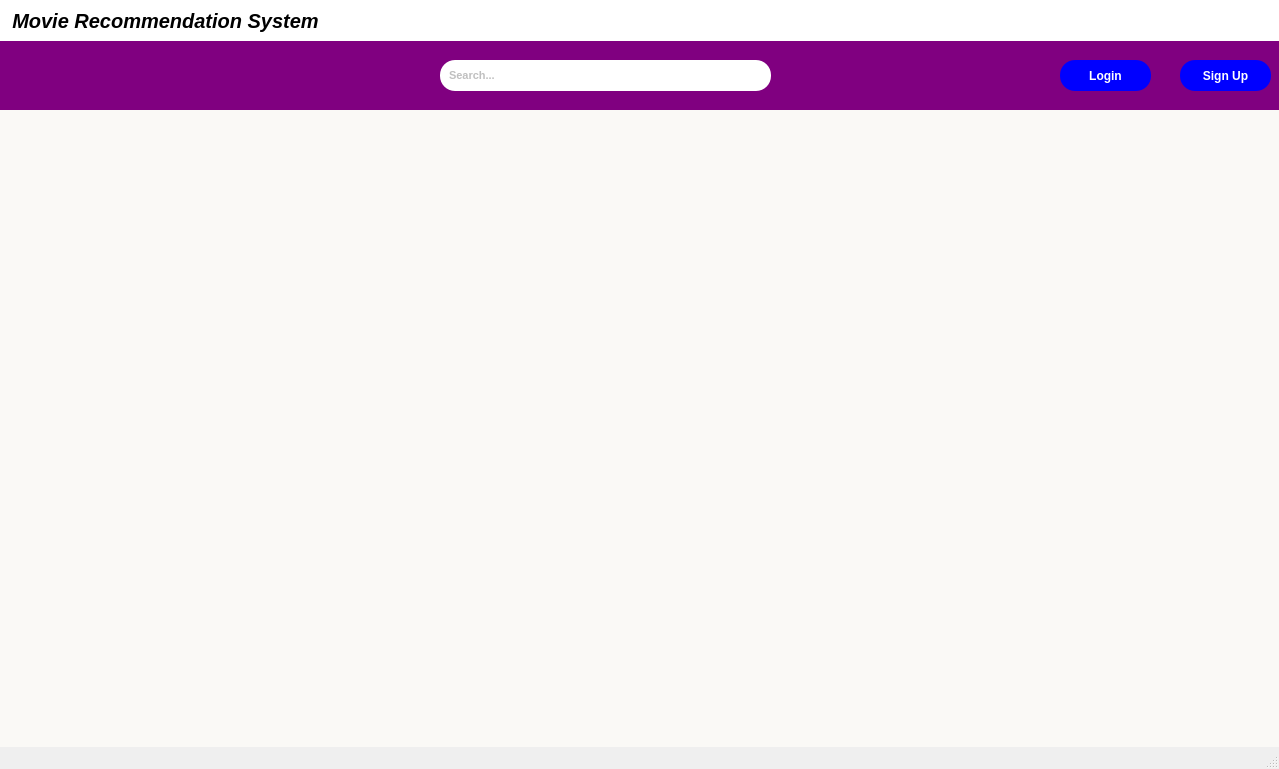
First picture: the form in mainwindow.ui, repository nepalprastut/oopProj, before the edit.
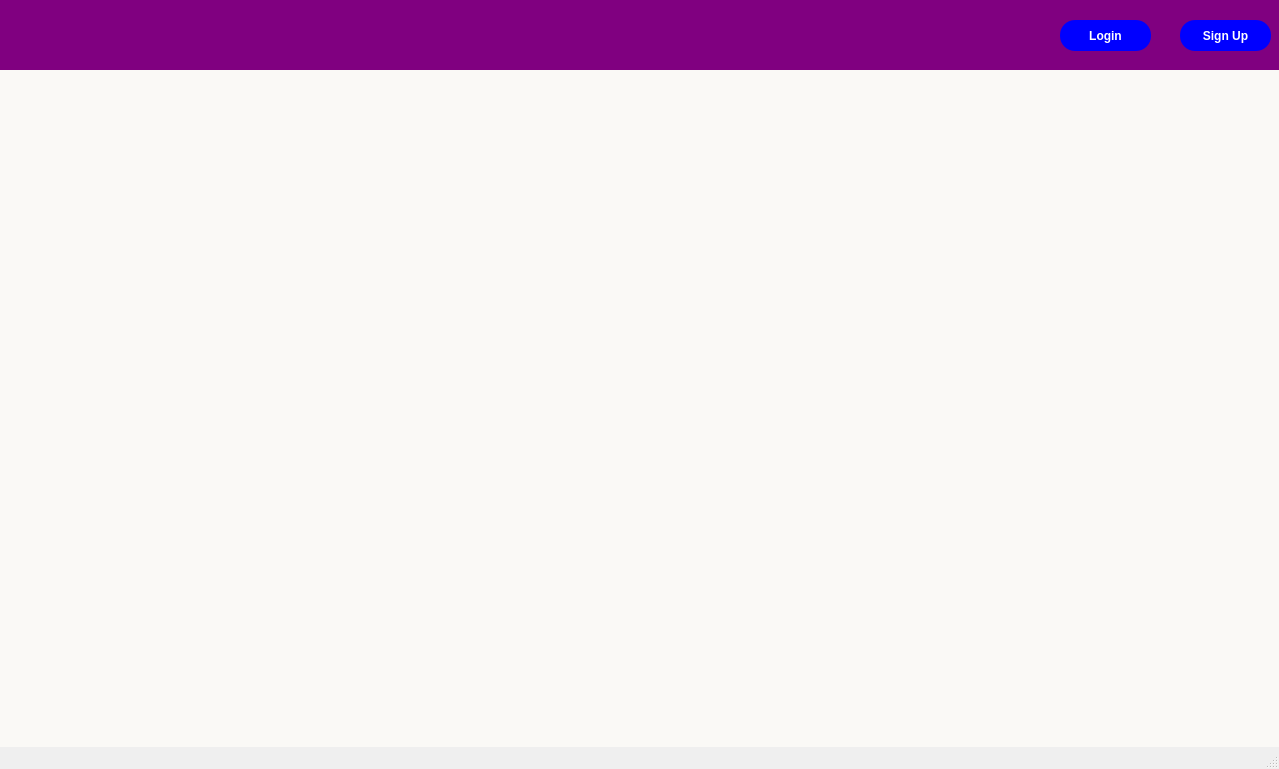
Second picture: the form after the edit. Icons and pictures are not drawn.

Diff of the .ui file:
```diff
--- a/mainwindow.ui
+++ b/mainwindow.ui
@@ -59,7 +59,7 @@
     <property name="geometry">
      <rect>
       <x>0</x>
-      <y>40</y>
+      <y>0</y>
       <width>1281</width>
       <height>71</height>
      </rect>
@@ -68,43 +68,6 @@
      <string notr="true">background-color:purple;
 </string>
     </property>
-    <widget class="QLineEdit" name="lineEdit">
-     <property name="enabled">
-      <bool>true</bool>
-     </property>
-     <property name="geometry">
-      <rect>
-       <x>440</x>
-       <y>20</y>
-       <width>331</width>
-       <height>31</height>
-      </rect>
-     </property>
-     <property name="mouseTracking">
-      <bool>true</bool>
-     </property>
-     <property name="focusPolicy">
-      <enum>Qt::FocusPolicy::ClickFocus</enum>
-     </property>
-     <property name="styleSheet">
-      <string notr="true">font-size:11px;
-font-weight:bold;
-padding-left:7px;
-color:grey;
-background-color:white;
-border-radius:15px;
-</string>
-     </property>
-     <property name="text">
-      <string/>
-     </property>
-     <property name="placeholderText">
-      <string>Search...</string>
-     </property>
-     <property name="clearButtonEnabled">
-      <bool>true</bool>
-     </property>
-    </widget>
     <widget class="QPushButton" name="signup">
      <property name="geometry">
       <rect>
@@ -177,85 +140,13 @@
      </property>
     </widget>
    </widget>
-   <widget class="QWidget" name="widget_3" native="true">
-    <property name="geometry">
-     <rect>
-      <x>0</x>
-      <y>0</y>
-      <width>1281</width>
-      <height>41</height>
-     </rect>
-    </property>
-    <property name="styleSheet">
-     <string notr="true">background-color:white;</string>
-    </property>
-    <widget class="QLabel" name="label">
-     <property name="geometry">
-      <rect>
-       <x>0</x>
-       <y>0</y>
-       <width>331</width>
-       <height>41</height>
-      </rect>
-     </property>
-     <property name="styleSheet">
-      <string notr="true">font: italic;
-font-size:20px;
-font-weight:bold;
-color:black;</string>
-     </property>
-     <property name="text">
-      <string>Movie Recommendation System</string>
-     </property>
-     <property name="alignment">
-      <set>Qt::AlignmentFlag::AlignCenter</set>
-     </property>
-    </widget>
-    <widget class="QPushButton" name="pushButton_close">
-     <property name="geometry">
-      <rect>
-       <x>1240</x>
-       <y>0</y>
-       <width>41</width>
-       <height>41</height>
-      </rect>
-     </property>
-     <property name="font">
-      <font>
-       <bold>true</bold>
-      </font>
-     </property>
-     <property name="styleSheet">
-      <string notr="true">QPushButton:Hover
-{
-text-align:centre;
-border:2px solid black;
-background-color:rgb(241,92,34);
-border-radius:0px;
-}
-QPushButton:Pressed
-{
-margin-left:1px;
-}
-QPushButton{
- qproperty-icon: url(:/icons/close.png);
-qproperty-iconSize: 50px 50px;  
-border:0px;
-
-}</string>
-     </property>
-     <property name="text">
-      <string/>
-     </property>
-    </widget>
-   </widget>
    <widget class="QWidget" name="widget_4" native="true">
     <property name="geometry">
      <rect>
       <x>0</x>
-      <y>110</y>
+      <y>70</y>
       <width>1281</width>
-      <height>641</height>
+      <height>681</height>
      </rect>
     </property>
     <property name="sizePolicy">
```
